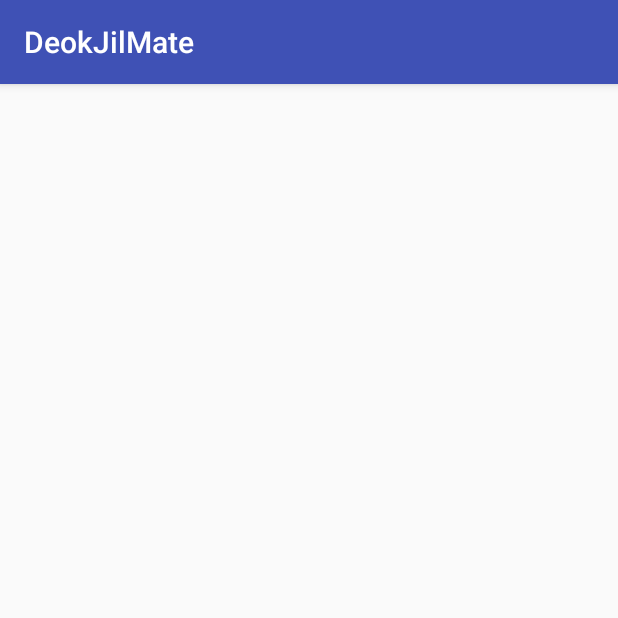
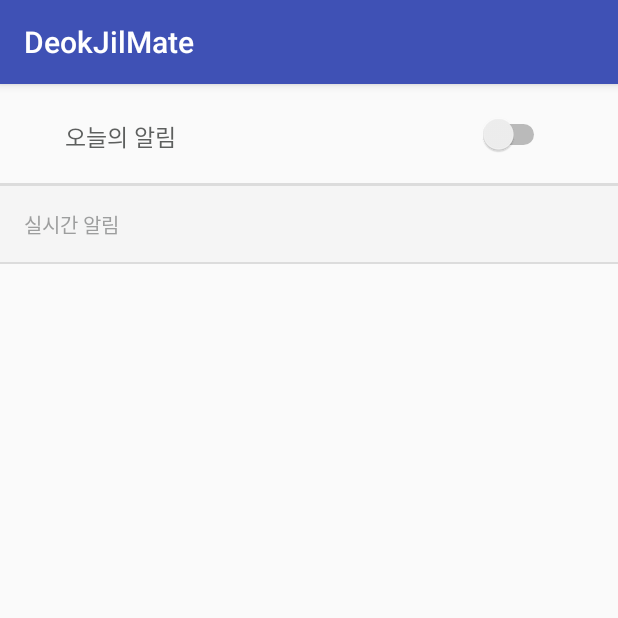
Before and after one commit to ash3734/DeokJil_YG, an Android app: the AlarmActivity screen opened directly, with no data from a screen before it, on a phone screen of 412 x 824 dp, the top half of it. Run offline under Robolectric (Android 15) with nearby library versions, the phone set to English and light mode, and no system bars.

Commit message:
Creating alarm_child , alarm_parent , MainView

```diff
--- a/app/src/main/java/com/deokjilmate/www/deokjilmate/alarm/AlarmActivity.java
+++ b/app/src/main/java/com/deokjilmate/www/deokjilmate/alarm/AlarmActivity.java
@@ -2,18 +2,19 @@ package com.deokjilmate.www.deokjilmate.alarm;
 
 import android.os.Bundle;
 import android.support.v7.app.AppCompatActivity;
-import android.widget.Button;
 
 import com.deokjilmate.www.deokjilmate.R;
 
 public class AlarmActivity extends AppCompatActivity {
 
-    Button hello;
+
 
     @Override
     protected void onCreate(Bundle savedInstanceState) {
         super.onCreate(savedInstanceState);
         setContentView(R.layout.activity_alarm);
 
+
+
     }
 }
--- a/app/src/main/res/layout/activity_alarm.xml
+++ b/app/src/main/res/layout/activity_alarm.xml
@@ -1,13 +1,84 @@
 <?xml version="1.0" encoding="utf-8"?>
-<RelativeLayout xmlns:android="http://schemas.android.com/apk/res/android"
+<LinearLayout xmlns:android="http://schemas.android.com/apk/res/android"
     xmlns:tools="http://schemas.android.com/tools"
-    android:id="@+id/activity_alarm"
+    android:id="@+id/activity_main"
     android:layout_width="match_parent"
     android:layout_height="match_parent"
-    android:paddingBottom="@dimen/activity_vertical_margin"
-    android:paddingLeft="@dimen/activity_horizontal_margin"
-    android:paddingRight="@dimen/activity_horizontal_margin"
-    android:paddingTop="@dimen/activity_vertical_margin"
+    android:orientation="vertical"
     tools:context="com.deokjilmate.www.deokjilmate.alarm.AlarmActivity">
 
-</RelativeLayout>
+    <RelativeLayout
+        android:layout_width="wrap_content"
+        android:layout_height="wrap_content"
+        android:orientation="horizontal">
+
+        <ImageView
+            android:layout_width="23dp"
+            android:layout_height="23dp"
+            android:layout_marginLeft="16dp"
+            android:layout_marginTop="24dp"
+            />
+
+        <TextView
+            android:layout_width="200dp"
+            android:layout_height="38dp"
+            android:text="오늘의 알림"
+            android:textSize="15dp"
+            android:textColor="#5D5F5E"
+            android:gravity="center_vertical"
+            android:layout_marginLeft="43dp"
+            android:layout_marginTop="16dp"
+            android:layout_marginBottom="12dp"
+            />
+
+        <Switch
+            android:id="@+id/alarm_today"
+            android:layout_marginTop="20dp"
+            android:layout_marginRight="45dp"
+            android:layout_width="wrap_content"
+            android:layout_height="wrap_content"
+            android:layout_alignParentRight="true"
+            />
+
+    </RelativeLayout>
+
+    <View
+        android:layout_width="wrap_content"
+        android:layout_height="2dip"
+        android:background="#DCDCDC" />
+
+    <LinearLayout
+        android:layout_width="wrap_content"
+        android:layout_height="52dp"
+        android:orientation="vertical"
+        android:background="#F5F5F5">
+
+
+        <TextView
+            android:layout_width="wrap_content"
+            android:layout_height="25dp"
+            android:text="실시간 알림"
+            android:textSize="13dp"
+            android:textColor="#9D9E9E"
+            android:layout_marginLeft="16dp"
+            android:layout_marginTop="13dp"
+            android:layout_marginBottom="12dp"
+            android:gravity="center_vertical"
+            />
+
+        <View
+            android:layout_width="wrap_content"
+            android:layout_height="2dip"
+            android:background="#DCDCDC" />
+
+
+    </LinearLayout>
+
+
+    <ExpandableListView
+        android:id="@+id/elv_list"
+        android:layout_width="fill_parent"
+        android:layout_height="fill_parent"
+        android:groupIndicator="@null"
+        />
+</LinearLayout>
```
Also changed, not shown: app/src/main/java/com/deokjilmate/www/deokjilmate/alarm/MainView.java (added, +10 -0 lines), app/src/main/res/layout/alarm_child.xml (added, +40 -0 lines), app/src/main/res/layout/alarm_parent.xml (added, +45 -0 lines).
